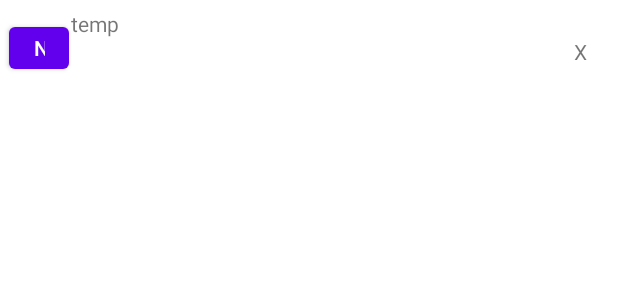
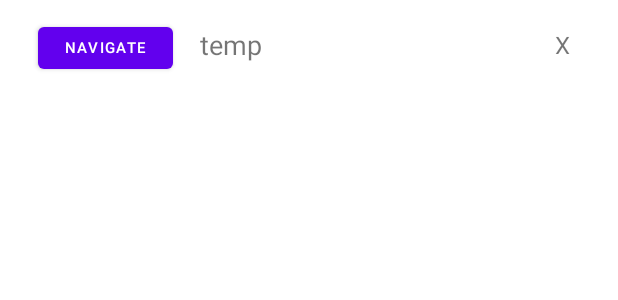
Before and after one commit to CSE-110-Spring-2022/zooseeker-cse-110-team-49, an Android app: the layout exhibit.xml on its own in the app's theme, with its tools: preview values and no code run, on a phone screen of 412 x 824 dp. Shown: the top 300 px of the screen. Run offline under Robolectric (Android 15) with nearby library versions, the phone set to English and light mode, and no system bars.

Commit message:
UI-changed 02

```diff
--- a/app/src/main/res/layout/animal_list_item.xml
+++ b/app/src/main/res/layout/animal_list_item.xml
@@ -7,15 +7,15 @@
 
     <TextView
         android:id="@+id/animal_item"
-        android:layout_width="300dp"
-        android:layout_height="24dp"
-        android:layout_marginStart="16dp"
-        android:layout_marginEnd="100dp"
+        android:layout_width="270dp"
+        android:layout_height="25dp"
+        android:layout_marginStart="15dp"
         android:fontFamily="sans-serif-black"
         android:hint="Searched Animal"
         android:textSize="18sp"
         app:layout_constraintBottom_toBottomOf="parent"
         app:layout_constraintEnd_toEndOf="parent"
+        app:layout_constraintHorizontal_bias="0.0"
         app:layout_constraintStart_toStartOf="parent"
         app:layout_constraintTop_toTopOf="parent"
         tools:textFontWeight="700" />
@@ -25,7 +25,7 @@
         android:layout_width="80dp"
         android:layout_height="48dp"
         android:layout_marginTop="8dp"
-        android:layout_marginEnd="9dp"
+        android:layout_marginEnd="32dp"
         android:text="Add"
         app:layout_constraintEnd_toEndOf="parent"
         app:layout_constraintTop_toTopOf="parent" />
--- a/app/src/main/res/layout/exhibit.xml
+++ b/app/src/main/res/layout/exhibit.xml
@@ -8,42 +8,49 @@
 
     <TextView
         android:id="@+id/exhibit_name"
-        android:layout_width="317dp"
-        android:layout_height="53dp"
-        android:layout_marginStart="16dp"
+        android:layout_width="190dp"
+        android:layout_height="40dp"
+        android:layout_marginStart="00dp"
+        android:layout_marginTop="10dp"
         android:layout_marginEnd="16dp"
+        android:gravity="center_vertical|left"
         android:text="temp"
-        android:inputType="text"
-        android:maxLines="1"
-        app:layout_constraintBottom_toBottomOf="parent"
-        app:layout_constraintEnd_toEndOf="parent"
-        app:layout_constraintStart_toStartOf="parent"
-        app:layout_constraintTop_toTopOf="parent"
-        app:layout_constraintVertical_bias="0.545" />
+        android:textSize="18sp"
+        app:layout_constraintEnd_toStartOf="@+id/delete_btn"
+        app:layout_constraintHorizontal_bias="0.545"
+        app:layout_constraintStart_toEndOf="@+id/navigation"
+        app:layout_constraintTop_toTopOf="parent" />
 
     <Button
         android:id="@+id/navigation"
-        android:layout_width="40dp"
+        android:layout_width="90dp"
         android:layout_height="40dp"
-        android:text="navigation"
+        android:layout_marginLeft="10dp"
+        android:layout_marginTop="10dp"
+        android:text="navigate"
+        android:textSize="10sp"
         app:layout_constraintBottom_toBottomOf="parent"
         app:layout_constraintEnd_toEndOf="parent"
-        app:layout_constraintHorizontal_bias="0.016"
+        app:layout_constraintHorizontal_bias="0.05"
         app:layout_constraintStart_toStartOf="parent"
-        app:layout_constraintTop_toTopOf="parent" />
+        app:layout_constraintTop_toTopOf="parent"
+        app:layout_constraintVertical_bias="0.142" />
 
     <TextView
         android:id="@+id/delete_btn"
-        android:layout_width="44dp"
-        android:layout_height="33dp"
+        android:layout_width="40dp"
+        android:layout_height="40dp"
+        android:layout_marginTop="10dp"
         android:clickable="true"
         android:gravity="center"
         android:text="X"
+        android:textSize="16sp"
+        android:layout_marginRight="10dp"
         app:layout_constraintBottom_toBottomOf="parent"
         app:layout_constraintEnd_toEndOf="parent"
-        app:layout_constraintHorizontal_bias="0.991"
+        app:layout_constraintHorizontal_bias="0.98"
         app:layout_constraintStart_toStartOf="parent"
         app:layout_constraintTop_toTopOf="parent"
-        app:layout_constraintVertical_bias="0.58" />
+        app:layout_constraintVertical_bias="0.0" />
 
 </androidx.constraintlayout.widget.ConstraintLayout>
```
